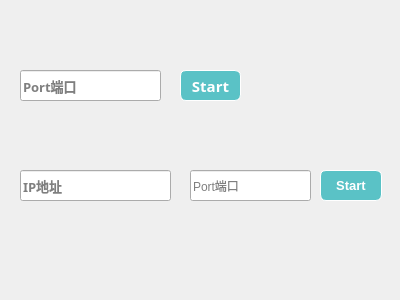
This is gamemenu.ui in houseyyyy/Qt- as Qt 5 draws it before an edit. The edited form follows.
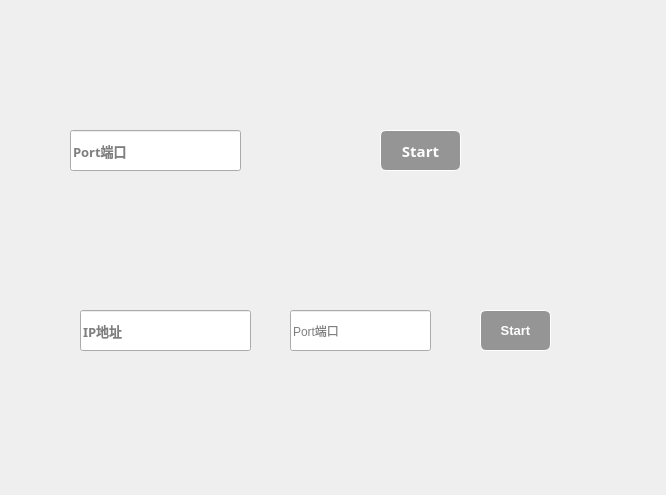
This is the edited form. Icons and pictures are not drawn.

```diff
--- a/gamemenu.ui
+++ b/gamemenu.ui
@@ -6,27 +6,34 @@
    <rect>
     <x>0</x>
     <y>0</y>
-    <width>400</width>
-    <height>300</height>
+    <width>666</width>
+    <height>495</height>
    </rect>
   </property>
   <property name="windowTitle">
    <string>Form</string>
   </property>
+  <property name="styleSheet">
+   <string notr="true">QWidget#GameMenu
+{
+    border-image:url(:/pic/folder.jpg)；
+}
+</string>
+  </property>
   <widget class="QPushButton" name="clientStart">
    <property name="geometry">
     <rect>
-     <x>320</x>
-     <y>170</y>
-     <width>62</width>
-     <height>31</height>
+     <x>480</x>
+     <y>310</y>
+     <width>71</width>
+     <height>41</height>
     </rect>
    </property>
    <property name="styleSheet">
     <string notr="true">QPushButton {
       border: 0.5px solid white;
       border-radius: 6px;
-      background-color: rgb(90,194,198);
+      background-color: rgb(149,149,149);
       min-width: 60px;
 	  font-family: &quot;Microsoft YaHei&quot;;
 	  font-size:10pt;
@@ -51,10 +58,10 @@
   <widget class="QPushButton" name="serverStart">
    <property name="geometry">
     <rect>
-     <x>180</x>
-     <y>70</y>
-     <width>61</width>
-     <height>31</height>
+     <x>380</x>
+     <y>130</y>
+     <width>81</width>
+     <height>41</height>
     </rect>
    </property>
    <property name="font">
@@ -69,7 +76,7 @@
     <string notr="true">  QPushButton {
       border: 0.5px solid white;
       border-radius: 6px;
-      background-color: rgb(90,194,198);
+      background-color: rgb(149,149,149);
       min-width: 40px;
 	  font-family: &quot;Microsoft YaHei&quot;;
 	  font-size:11pt;
@@ -94,10 +101,10 @@
   <widget class="QLineEdit" name="clientIP">
    <property name="geometry">
     <rect>
-     <x>20</x>
-     <y>170</y>
-     <width>151</width>
-     <height>31</height>
+     <x>80</x>
+     <y>310</y>
+     <width>171</width>
+     <height>41</height>
     </rect>
    </property>
    <property name="font">
@@ -118,10 +125,10 @@
   <widget class="QLineEdit" name="serverPort">
    <property name="geometry">
     <rect>
-     <x>20</x>
-     <y>70</y>
-     <width>141</width>
-     <height>31</height>
+     <x>70</x>
+     <y>130</y>
+     <width>171</width>
+     <height>41</height>
     </rect>
    </property>
    <property name="font">
@@ -139,10 +146,10 @@
   <widget class="QLineEdit" name="clientPort">
    <property name="geometry">
     <rect>
-     <x>190</x>
-     <y>170</y>
-     <width>121</width>
-     <height>31</height>
+     <x>290</x>
+     <y>310</y>
+     <width>141</width>
+     <height>41</height>
     </rect>
    </property>
    <property name="styleSheet">
```
Left out of the diff: 4 changed lines with no effect on the pictures.
